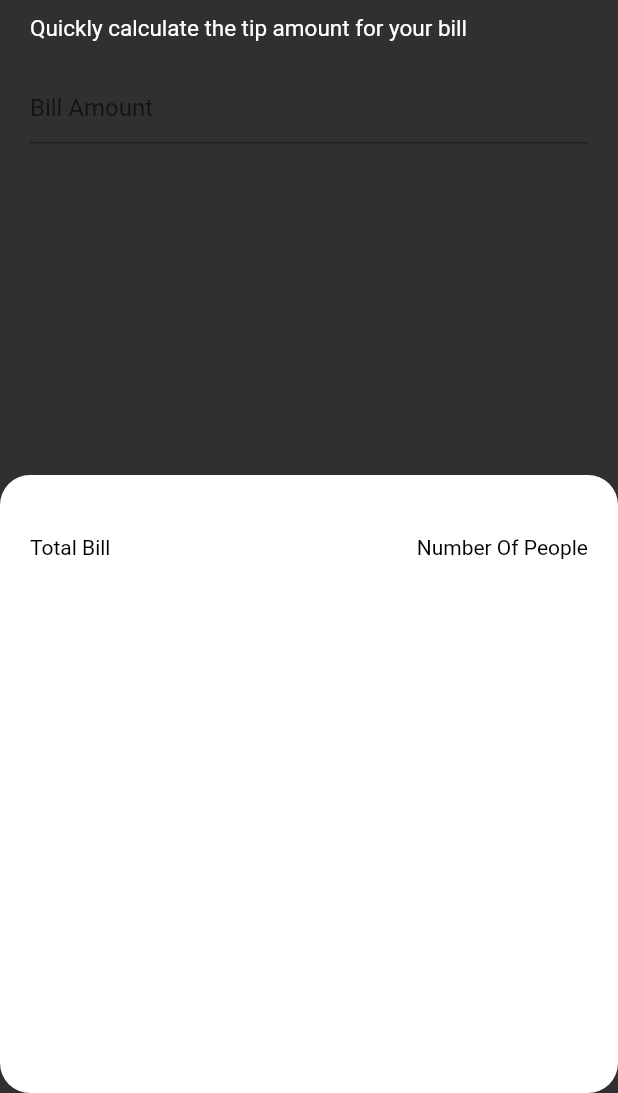
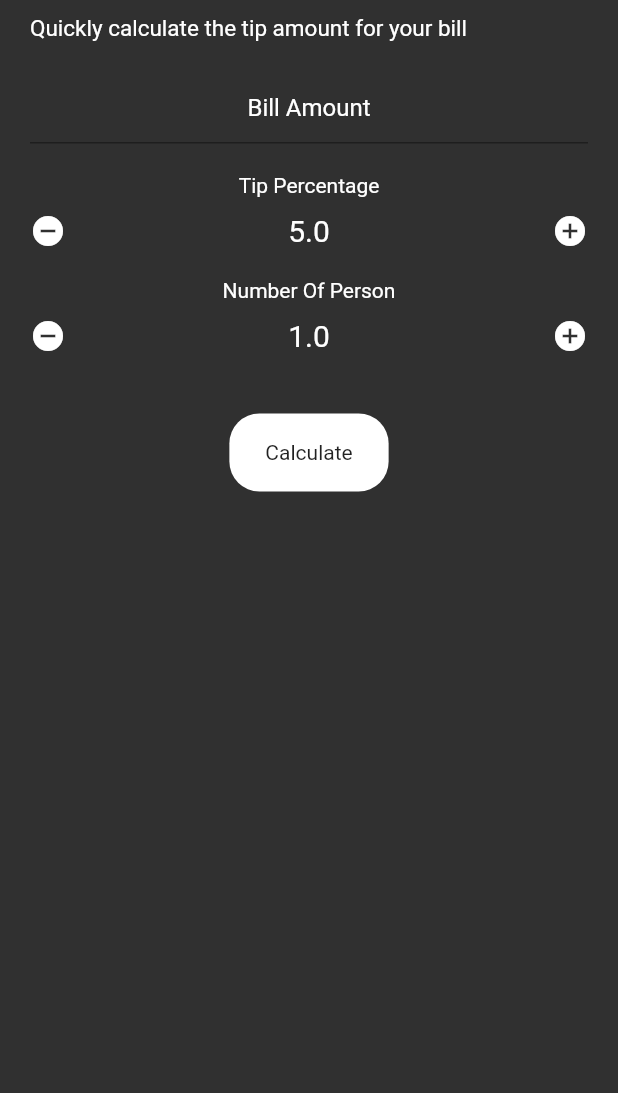
Before and after one commit to aryamanjain036/tipster, a Flutter app: the screen it shows after launch, on a phone screen of 412 x 824 dp, the part 143-1236 px from its top. Run offline on Flutter 3.47's test engine with Material 2 defaults, Android fonts, the phone set to English and light mode, and no system bars.

```diff
--- a/lib/main.dart
+++ b/lib/main.dart
@@ -12,7 +12,9 @@ class MyApp extends StatelessWidget {
       debugShowCheckedModeBanner: false,
       title: 'Flutter Demo',
       theme: ThemeData(
+        hintColor: Colors.white,
         primarySwatch: Colors.blue,
+        canvasColor: Colors.transparent,
       ),
       home: HomePage(),
     );
@@ -25,7 +27,50 @@ class HomePage extends StatefulWidget {
 }
 
 class _HomePageState extends State<HomePage> {
-  double billAmount = 0, numberOfPeople = 1, tipPercentage = 5;
+  double billAmount = 0,
+      numberOfPeople = 1,
+      tipPercentage = 5,
+      tipAmount = 0,
+      totalAmount = 0;
+  void tipDecrement() {
+    setState(() {
+      tipPercentage--;
+    });
+  }
+
+  void tipIncrement() {
+    setState(() {
+      tipPercentage++;
+    });
+  }
+
+  void peopleDecrement() {
+    setState(() {
+      numberOfPeople--;
+    });
+  }
+
+  void peopleIncrement() {
+    setState(() {
+      numberOfPeople++;
+    });
+  }
+
+  void calculate() {
+    if (numberOfPeople == 1) {
+      setState(() {
+        tipAmount = billAmount * (tipPercentage / 100);
+        totalAmount = billAmount + tipAmount;
+      });
+    } else {
+      setState(() {
+        tipAmount = billAmount * (tipPercentage / 100);
+        tipAmount = tipAmount / numberOfPeople;
+        double billPerPerson = billAmount / numberOfPeople;
+        totalAmount = billPerPerson + tipAmount;
+      });
+    }
+  }
 
   @override
   Widget build(BuildContext context) {
@@ -79,19 +124,116 @@ class _HomePageState extends State<HomePage> {
                       ),
                     ],
                   ),
-                  // SizedBox(
-                  //   height: 10,
-                  // ),
                   Container(
                     padding: EdgeInsets.all(20),
                     child: Column(
                       children: [
                         TextField(
+                          textAlign: TextAlign.center,
                           onChanged: (val) {
                             billAmount = double.parse(val);
                           },
+                          decoration: InputDecoration(hintText: "Bill Amount"),
+                        ),
+                        SizedBox(
+                          height: 20,
+                        ),
+                        Text(
+                          "Tip Percentage",
                           style: TextStyle(color: Colors.white),
-                          decoration: InputDecoration(hintText: "Bill Amount"),
+                        ),
+                        SizedBox(
+                          height: 10,
+                        ),
+                        Row(
+                          children: [
+                            GestureDetector(
+                                onTap: () {
+                                  //TODO
+                                  tipDecrement();
+                                },
+                                child: Icon(
+                                  Icons.remove_circle,
+                                  color: Colors.white,
+                                )),
+                            Spacer(),
+                            Text(
+                              "$tipPercentage",
+                              style:
+                                  TextStyle(fontSize: 20, color: Colors.white),
+                            ),
+                            Spacer(),
+                            GestureDetector(
+                              onTap: () {
+                                //TODO
+                                tipIncrement();
+                              },
+                              child: Icon(
+                                Icons.add_circle,
+                                color: Colors.white,
+                              ),
+                            ),
+                          ],
+                        ),
+                        SizedBox(
+                          height: 20,
+                        ),
+                        Text(
+                          "Number Of Person",
+                          style: TextStyle(color: Colors.white),
+                        ),
+                        SizedBox(
+                          height: 10,
+                        ),
+                        Row(
+                          children: [
+                            GestureDetector(
+                                onTap: () {
+                                  //TODO
+                                  peopleDecrement();
+                                },
+                                child: Icon(
+                                  Icons.remove_circle,
+                                  color: Colors.white,
+                                )),
+                            Spacer(),
+                            Text(
+                              "$numberOfPeople",
+                              style:
+                                  TextStyle(fontSize: 20, color: Colors.white),
+                            ),
+                            Spacer(),
+                            GestureDetector(
+                              onTap: () {
+                                //TODO
+                                peopleIncrement();
+                              },
+                              child: Icon(
+                                Icons.add_circle,
+                                color: Colors.white,
+                              ),
+                            ),
+                          ],
+                        ),
+                        SizedBox(
+                          height: 40,
+                        ),
+                        GestureDetector(
+                          onTap: () {
+                            //TODO
+                            _finalDisplay(context);
+                            if (billAmount > 0) {
+                              calculate();
+                            }
+                          },
+                          child: Container(
+                            padding: EdgeInsets.symmetric(
+                                horizontal: 24, vertical: 18),
+                            decoration: BoxDecoration(
+                                borderRadius: BorderRadius.circular(20),
+                                color: Colors.white),
+                            child: Text("Calculate"),
+                          ),
                         ),
                       ],
                     ),
@@ -100,10 +242,16 @@ class _HomePageState extends State<HomePage> {
               ),
             ),
           ),
-          Expanded(
-            // flex: 2,
-            child: Container(
-              // color: Colors.red,
+        ],
+      ),
+    );
+  }
+
+  void _finalDisplay(context) {
+    showModalBottomSheet(
+        context: context,
+        builder: (BuildContext context) {
+          return Container(
             padding: EdgeInsets.all(20),
             decoration: BoxDecoration(
               color: Colors.white,
@@ -132,10 +280,7 @@ class _HomePageState extends State<HomePage> {
                 ),
               ],
             ),
-            ),
-          ),
-        ],
-      ),
           );
+        });
   }
 }
```
Lines whose indentation alone changed are shown as unchanged.
